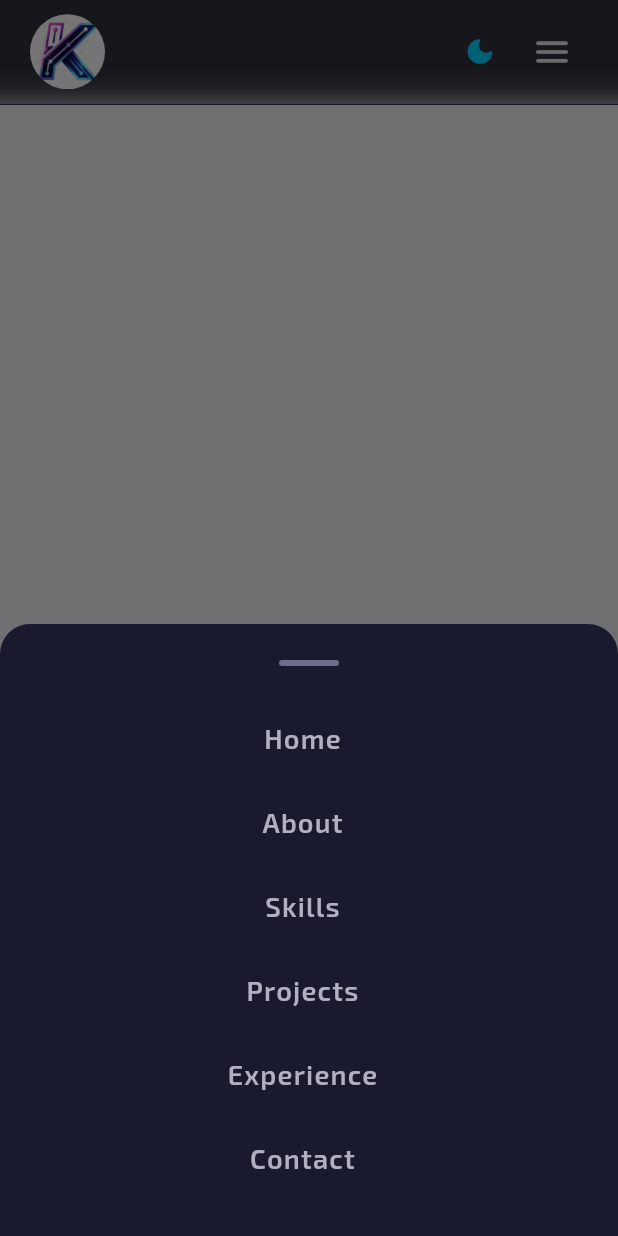
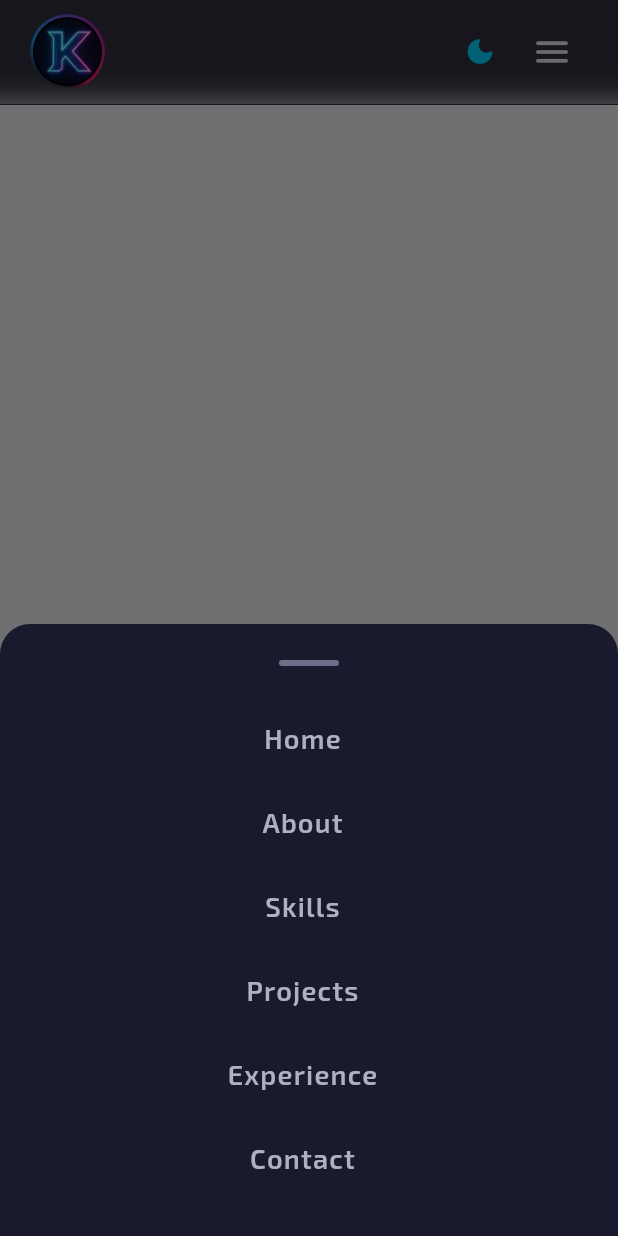
Before and after one commit to Karthick-devhubs/Portfolio, a Flutter app: the NavBar widget shown alone on an empty page, opened directly, after a tap on the "light mode" icon, after a tap on the "menu" icon, on a phone screen of 412 x 824 dp. Run offline on Flutter 3.47's test engine with Material 3 defaults, Android fonts, the phone set to English and light mode, and no system bars; our stand-ins replace font_awesome_flutter, get, google_fonts, visibility_detector; missing offline and left inert: dart:html; network calls fail.

Commit message:
Enahnce the UI and edit the text

```diff
--- a/lib/utils/app_text_styles.dart
+++ b/lib/utils/app_text_styles.dart
@@ -83,7 +83,7 @@ class AppTextStyles {
 
   static TextStyle navItem(BuildContext context) {
     return GoogleFonts.exo2(
-      fontSize: 14,
+      fontSize: 16,
       fontWeight: FontWeight.w600,
       color: AppColors.textSecondary,
       letterSpacing: 0.8,
--- a/lib/views/home_page.dart
+++ b/lib/views/home_page.dart
@@ -83,7 +83,7 @@ class _Footer extends StatelessWidget {
             shaderCallback: (bounds) =>
                 AppColors.primaryGradient.createShader(bounds),
             child: const Text(
-              '<K/>',
+              '<Portfolio>',
               style: TextStyle(
                 fontSize: 24,
                 fontWeight: FontWeight.bold,
@@ -91,9 +91,9 @@ class _Footer extends StatelessWidget {
               ),
             ),
           ),
-          const SizedBox(height: 12),
+          const SizedBox(height: 10),
           Text(
-            '© 2024 Karthick. Built with Flutter & ❤️',
+            '© 2026 Karthick. Built with Flutter & ❤️',
             style: TextStyle(fontSize: 13, color: AppColors.textMuted),
           ),
         ],
--- a/lib/views/sections/about_section.dart
+++ b/lib/views/sections/about_section.dart
@@ -80,13 +80,11 @@ class _AboutSectionState extends State<AboutSection>
  Widget _buildAvatar(BuildContext context) {
   return AnimatedBuilder(
     animation: _rotation,
-      builder: (context, child) => Transform.rotate(
-        angle: _rotation.value * 0.1,
-        child: Container(
+    builder: (context, child) => Container(
       width: 180,
       height: 180,
       decoration: BoxDecoration(
-            borderRadius: BorderRadius.circular(24),
+        shape: BoxShape.circle,
         gradient: AppColors.primaryGradient,
         boxShadow: [
           BoxShadow(
@@ -96,18 +94,16 @@ class _AboutSectionState extends State<AboutSection>
           ),
         ],
       ),
-          child: Center(
-            child: Text(
-              'K',
-              style: AppTextStyles.heroTitle(
-                context,
-              ).copyWith(fontSize: 72, color: Colors.white),
-            ),
+      child: ClipOval(
+        child: Image.asset(
+          'assets/images/my_image.png',
+          fit: BoxFit.cover,
         ),
       ),
     ),
   );
 }
+
 
   Widget _buildContent(BuildContext context) {
     return GlassmorphismContainer(
--- a/lib/widgets/nav_bar.dart
+++ b/lib/widgets/nav_bar.dart
@@ -8,8 +8,30 @@ import '../utils/app_text_styles.dart';
 import '../utils/responsive.dart';
 
 /// Top navigation bar — responsive with bottom sheet for mobile.
-class NavBar extends StatelessWidget {
+class NavBar extends StatefulWidget {
   const NavBar({super.key});
+
+  @override
+  State<NavBar> createState() => _NavBarState();
+}
+
+class _NavBarState extends State<NavBar> with TickerProviderStateMixin {
+  late AnimationController _animationController;
+
+  @override
+  void initState() {
+    super.initState();
+    _animationController = AnimationController(
+      duration: Duration(seconds: 2),
+      vsync: this,
+    )..repeat();
+  }
+
+  @override
+  void dispose() {
+    _animationController.dispose();
+    super.dispose();
+  }
 
   @override
   Widget build(BuildContext context) {
@@ -56,18 +78,69 @@ class NavBar extends StatelessWidget {
   return Container(
     height: 50,
     width: 50,
+    child: Stack(
+      children: [
+        // Logo image with padding to show border
+        RotationTransition(
+    turns: Tween(begin: 0.0, end: 1.0).animate(
+      CurvedAnimation(
+        parent: _animationController,
+        curve: Curves.linear,
+      ),
+    ),
+    child: Container(
+      decoration: BoxDecoration(
+        shape: BoxShape.circle,
+        gradient: SweepGradient(
+          colors: [
+            Colors.transparent,
+            Colors.blue,
+            Colors.purple,
+            Colors.pink,
+            Colors.transparent,
+          ],
+          stops: [0.0, 0.3, 0.6, 0.9, 1.0],
+        ),
+      ),
+      child: Center(
+        child: Container(
+            height: 46,
+            width: 46,
+          // margin: EdgeInsets.all(3),
+          decoration: BoxDecoration(
+            shape: BoxShape.circle,
+            color: Colors.black,
+          ),
+        ),
+      ),
+    ),
+  ),
 
+        // Animated circular border
+       Positioned.fill(
+  child: Padding(
+          padding: const EdgeInsets.all(3.0),
+          child: Container(
+              height: 40,
+            width: 40,
             decoration: BoxDecoration(
               color: Colors.transparent,
-        borderRadius: BorderRadius.circular(40),
-        image: DecorationImage(image: AssetImage('assets/images/logo_light.png'), fit: BoxFit.fill),
+              borderRadius: BorderRadius.circular(22),
+              image: DecorationImage(
+                image: AssetImage('assets/images/logo.jpg'),
+                fit: BoxFit.cover,
               ),
-      // child: Image.asset('assets/images/logo.png',
-      //     height: 30,
-      //     fit: BoxFit.contain,
-      //    ),
+            ),
+          ),
+        ),
+),
+
+      ],
+    ),
   );
 }
+
+
 
   Widget _buildDesktopNav(BuildContext context, PortfolioController controller, ThemeController themeController) {
     return Row(
@@ -82,14 +155,14 @@ class NavBar extends StatelessWidget {
             }),
           );
         }),
-        const SizedBox(width: 8),
-        // Theme toggle
-        Obx(
-          () => IconButton(
-            onPressed: themeController.toggleTheme,
-            icon: Icon(themeController.isDarkMode.value ? Icons.light_mode_rounded : Icons.dark_mode_rounded, color: AppColors.secondary, size: 22),
-          ),
-        ),
+        // const SizedBox(width: 8),
+        // // Theme toggle
+        // Obx(
+        //   () => IconButton(
+        //     onPressed: themeController.toggleTheme,
+        //     icon: Icon(themeController.isDarkMode.value ? Icons.light_mode_rounded : Icons.dark_mode_rounded, color: AppColors.secondary, size: 22),
+        //   ),
+        // ),
       ],
     );
   }
```
Also changed, not shown: lib/models/enhanced_portfolio_data.dart (+3 -9 lines), lib/services/email_service.dart (+3 -4 lines), lib/widgets/project_card.dart (+15 -15 lines), pubspec.yaml (+8 -8 lines), assets/images/logo.jpg (added), assets/images/logo_dark.png (deleted), assets/images/logo_light.png (deleted), assets/images/my_image.png (added). Lines whose indentation alone changed are shown as unchanged.
